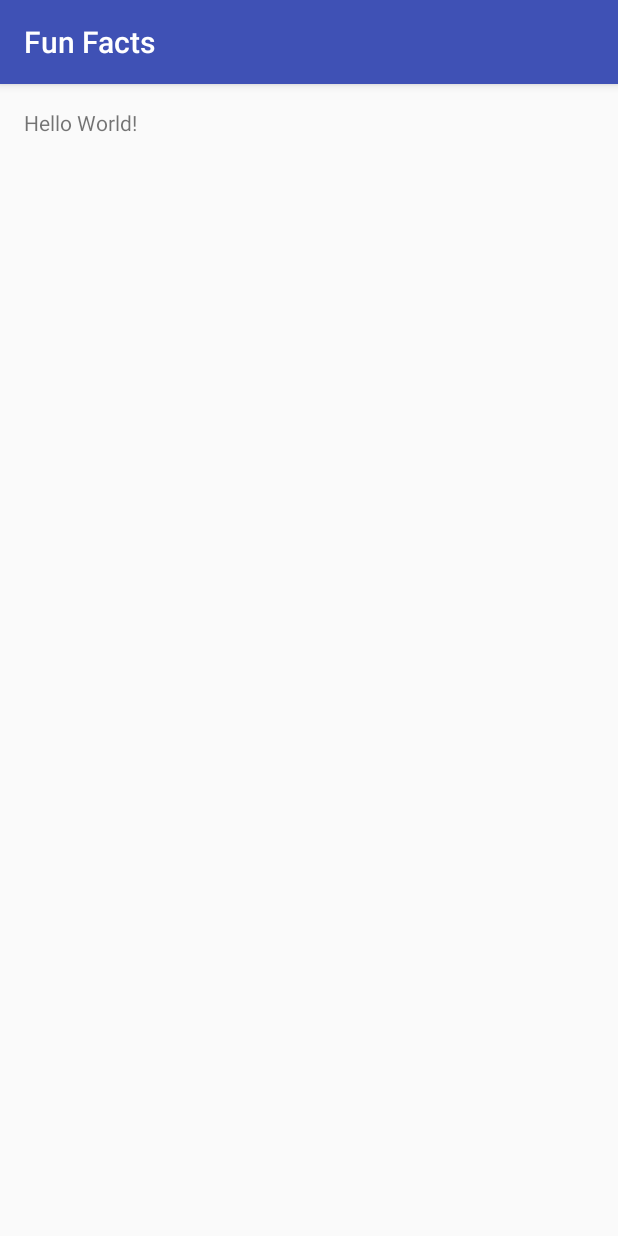
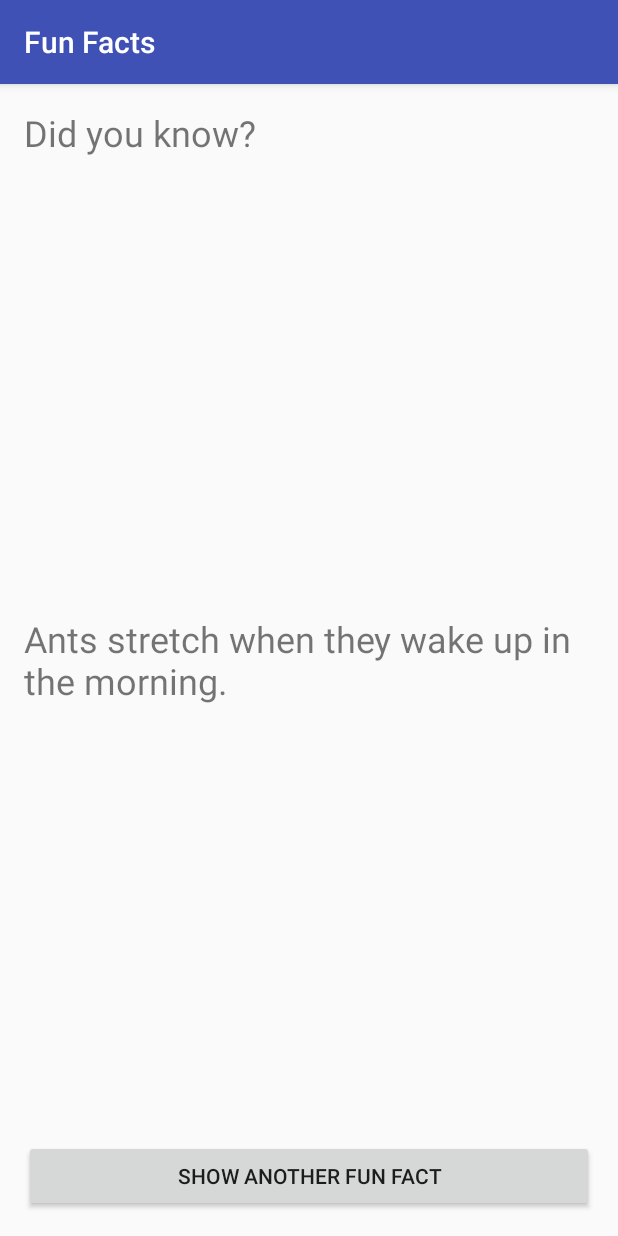
Before and after one commit to theklam/FunFacts-Android, an Android app: the screen it shows after launch (FunFactsActivity), on a phone screen of 412 x 824 dp. Run offline under Robolectric (Android 15) with nearby library versions, the phone set to English and light mode, and no system bars.

Commit message:
Hard code button and text

```diff
--- a/app/src/main/res/layout/activity_fun_facts.xml
+++ b/app/src/main/res/layout/activity_fun_facts.xml
@@ -12,5 +12,24 @@
     <TextView
         android:layout_width="wrap_content"
         android:layout_height="wrap_content"
-        android:text="Hello World!" />
+        android:text="Did you know?"
+        android:textSize="24sp" />
+
+    <TextView
+        android:layout_width="wrap_content"
+        android:layout_height="wrap_content"
+        android:text="Ants stretch when they wake up in the morning."
+        android:id="@+id/factTextView"
+        android:layout_centerVertical="true"
+        android:layout_alignParentLeft="true"
+        android:layout_alignParentStart="true"
+        android:textSize="24sp" />
+
+    <Button
+        android:layout_width="match_parent"
+        android:layout_height="wrap_content"
+        android:text="Show Another Fun Fact"
+        android:id="@+id/showFactButton"
+        android:layout_alignParentBottom="true"
+        android:layout_centerHorizontal="true" />
 </RelativeLayout>
```
